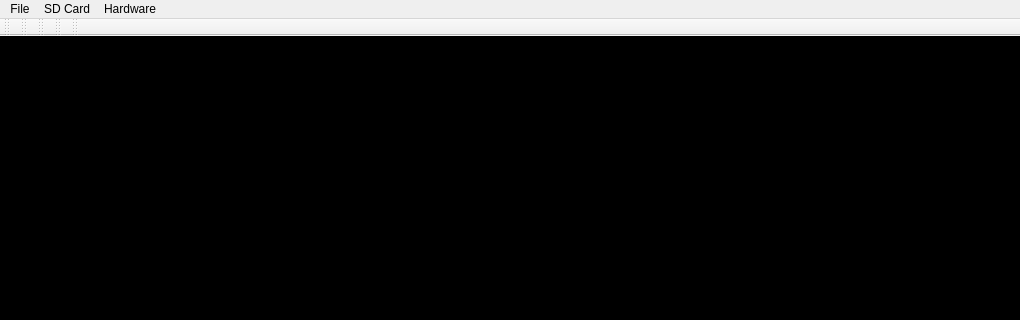
Old version of the form mainwindow.ui in the repository c3d/db48x-from-newrpl; both pictures show x 0 to 1020 and y 0 to 320 of the 1020 by 598 pixel window.
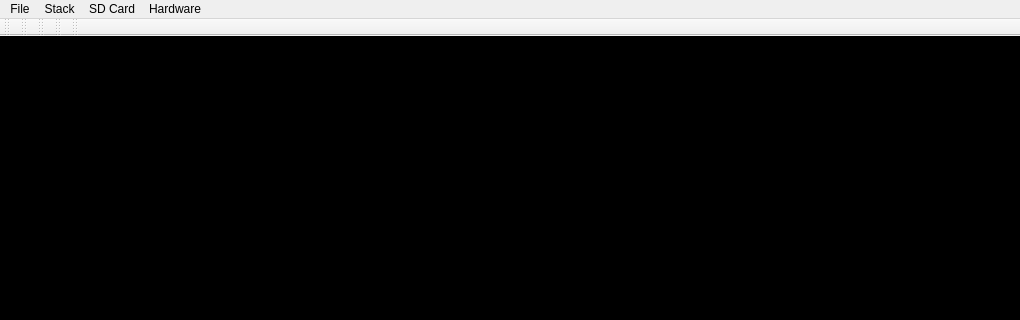
New version of the form. Icons and pictures are not drawn. Custom widgets are drawn as their Qt base class.

Commit message: Added Stack save/load and clipboard support to PC simulator

```diff
--- a/mainwindow.ui
+++ b/mainwindow.ui
@@ -116,7 +116,7 @@
      <x>0</x>
      <y>0</y>
      <width>1016</width>
-     <height>25</height>
+     <height>21</height>
     </rect>
    </property>
    <widget class="QMenu" name="menuFile">
@@ -147,7 +147,18 @@
     <addaction name="actionSimulate_Alarm"/>
     <addaction name="actionTake_Screenshot"/>
    </widget>
+   <widget class="QMenu" name="menuStack">
+    <property name="title">
+     <string>Stack</string>
+    </property>
+    <addaction name="actionCopy_Level_1"/>
+    <addaction name="actionCut_Level_1"/>
+    <addaction name="actionPaste_to_Level_1"/>
+    <addaction name="actionSave_Level_1_As"/>
+    <addaction name="actionOpen_file_to_Level_1"/>
+   </widget>
    <addaction name="menuFile"/>
+   <addaction name="menuStack"/>
    <addaction name="menuSD_Card"/>
    <addaction name="menuHardware"/>
   </widget>
```
Left out of the diff: 25 changed lines with no effect on the pictures. The commit also changes 8 other files.
